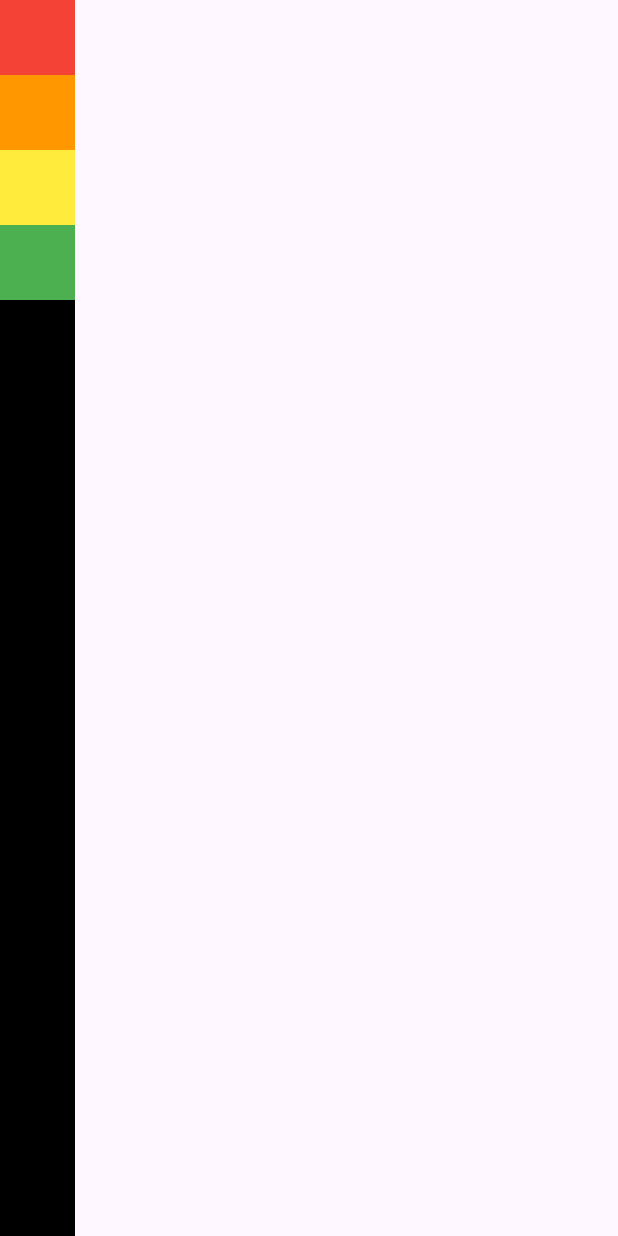
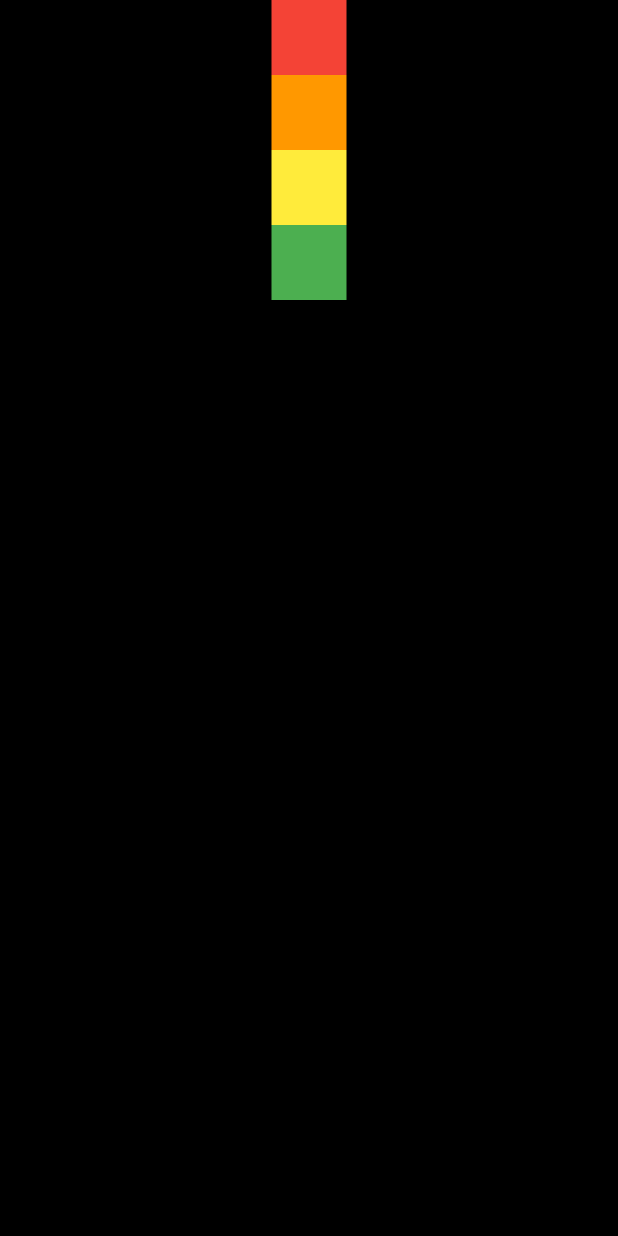
Before and after one commit to oo-nyongs/flutter-study, a Flutter app: the screen it shows after launch, on a phone screen of 412 x 824 dp. Run offline on Flutter 3.47's test engine with Material 3 defaults, Android fonts, the phone set to English and light mode, and no system bars.

Commit message:
240712-22:22 commit

```diff
--- a/row_and_column/lib/screen/home_screen.dart
+++ b/row_and_column/lib/screen/home_screen.dart
@@ -10,7 +10,10 @@ class HomeScreen extends StatelessWidget {
       body: SafeArea(
         child: Container(
           color: Colors.black,
+          width: double.infinity,
           child: Column(
+            mainAxisAlignment: MainAxisAlignment.start,
+            mainAxisSize: MainAxisSize.max,
             children: colors
                 .map(
                   (e) => Container(
```
